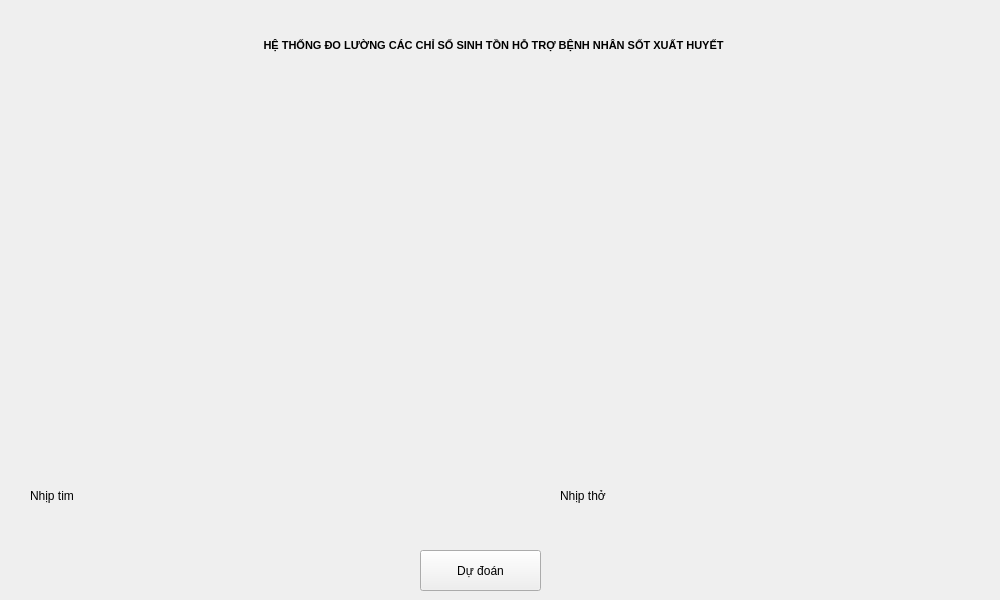
Qt form hoang/src/view/display.ui (alonet14/nckh) before a commit.
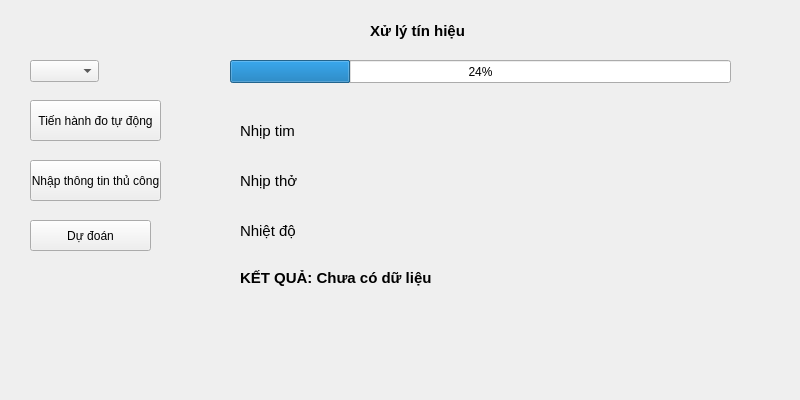
The same form after that commit.

```diff
--- a/hoang/src/view/display.ui
+++ b/hoang/src/view/display.ui
@@ -2,106 +2,171 @@
 <ui version="4.0">
  <class>Form</class>
  <widget class="QWidget" name="Form">
-  <property name="enabled">
-   <bool>true</bool>
-  </property>
   <property name="geometry">
    <rect>
     <x>0</x>
     <y>0</y>
-    <width>1000</width>
-    <height>600</height>
+    <width>800</width>
+    <height>400</height>
    </rect>
   </property>
-  <property name="minimumSize">
-   <size>
-    <width>1000</width>
-    <height>600</height>
-   </size>
-  </property>
   <property name="windowTitle">
    <string>Form</string>
   </property>
-  <widget class="QWidget" name="widget_hr" native="true">
+  <widget class="QComboBox" name="combobox_mode">
    <property name="geometry">
     <rect>
-     <x>10</x>
+     <x>30</x>
+     <y>60</y>
+     <width>69</width>
+     <height>22</height>
+    </rect>
+   </property>
+  </widget>
+  <widget class="QPushButton" name="button_manual">
+   <property name="geometry">
+    <rect>
+     <x>30</x>
+     <y>160</y>
+     <width>131</width>
+     <height>41</height>
+    </rect>
+   </property>
+   <property name="text">
+    <string>Nhập thông tin thủ công</string>
+   </property>
+  </widget>
+  <widget class="QPushButton" name="button_predict">
+   <property name="geometry">
+    <rect>
+     <x>30</x>
+     <y>220</y>
+     <width>121</width>
+     <height>31</height>
+    </rect>
+   </property>
+   <property name="text">
+    <string>Dự đoán</string>
+   </property>
+  </widget>
+  <widget class="QPushButton" name="button_auto">
+   <property name="geometry">
+    <rect>
+     <x>30</x>
      <y>100</y>
-     <width>451</width>
-     <height>371</height>
+     <width>131</width>
+     <height>41</height>
     </rect>
    </property>
+   <property name="text">
+    <string>Tiến hành đo tự động</string>
+   </property>
   </widget>
-  <widget class="QLabel" name="label">
+  <widget class="QProgressBar" name="progress">
    <property name="geometry">
     <rect>
      <x>230</x>
-     <y>20</y>
-     <width>521</width>
-     <height>51</height>
+     <y>60</y>
+     <width>501</width>
+     <height>23</height>
+    </rect>
+   </property>
+   <property name="value">
+    <number>24</number>
+   </property>
+  </widget>
+  <widget class="QLabel" name="label">
+   <property name="geometry">
+    <rect>
+     <x>370</x>
+     <y>10</y>
+     <width>151</width>
+     <height>41</height>
     </rect>
    </property>
    <property name="font">
     <font>
-     <pointsize>8</pointsize>
+     <pointsize>11</pointsize>
      <weight>75</weight>
      <bold>true</bold>
     </font>
    </property>
    <property name="text">
-    <string>  HỆ THỐNG ĐO LƯỜNG CÁC CHỈ SỐ SINH TỒN HỖ TRỢ BỆNH NHÂN SỐT XUẤT HUYẾT</string>
-   </property>
-   <property name="alignment">
-    <set>Qt::AlignCenter</set>
-   </property>
-  </widget>
-  <widget class="QWidget" name="widget_rr" native="true">
-   <property name="geometry">
-    <rect>
-     <x>500</x>
-     <y>100</y>
-     <width>481</width>
-     <height>371</height>
-    </rect>
+    <string>Xử lý tín hiệu</string>
    </property>
   </widget>
   <widget class="QLabel" name="label_hr">
    <property name="geometry">
     <rect>
-     <x>30</x>
-     <y>480</y>
-     <width>251</width>
-     <height>31</height>
+     <x>240</x>
+     <y>120</y>
+     <width>481</width>
+     <height>21</height>
     </rect>
    </property>
+   <property name="font">
+    <font>
+     <pointsize>11</pointsize>
+    </font>
+   </property>
    <property name="text">
     <string>Nhịp tim</string>
    </property>
   </widget>
+  <widget class="QLabel" name="label_temp">
+   <property name="geometry">
+    <rect>
+     <x>240</x>
+     <y>220</y>
+     <width>481</width>
+     <height>21</height>
+    </rect>
+   </property>
+   <property name="font">
+    <font>
+     <pointsize>11</pointsize>
+    </font>
+   </property>
+   <property name="text">
+    <string>Nhiệt độ</string>
+   </property>
+  </widget>
   <widget class="QLabel" name="label_rr">
    <property name="geometry">
     <rect>
-     <x>560</x>
-     <y>480</y>
-     <width>271</width>
-     <height>31</height>
+     <x>240</x>
+     <y>170</y>
+     <width>451</width>
+     <height>21</height>
     </rect>
    </property>
+   <property name="font">
+    <font>
+     <pointsize>11</pointsize>
+    </font>
+   </property>
    <property name="text">
     <string>Nhịp thở</string>
    </property>
   </widget>
-  <widget class="QPushButton" name="pushButton">
+  <widget class="QLabel" name="label_result">
    <property name="geometry">
     <rect>
-     <x>420</x>
-     <y>550</y>
-     <width>121</width>
-     <height>41</height>
+     <x>240</x>
+     <y>270</y>
+     <width>531</width>
+     <height>16</height>
     </rect>
    </property>
+   <property name="font">
+    <font>
+     <pointsize>11</pointsize>
+     <weight>75</weight>
+     <bold>true</bold>
+    </font>
+   </property>
    <property name="text">
-    <string>Dự đoán</string>
+    <string>KẾT QUẢ: Chưa có dữ liệu</string>
    </property>
   </widget>
  </widget>
```
